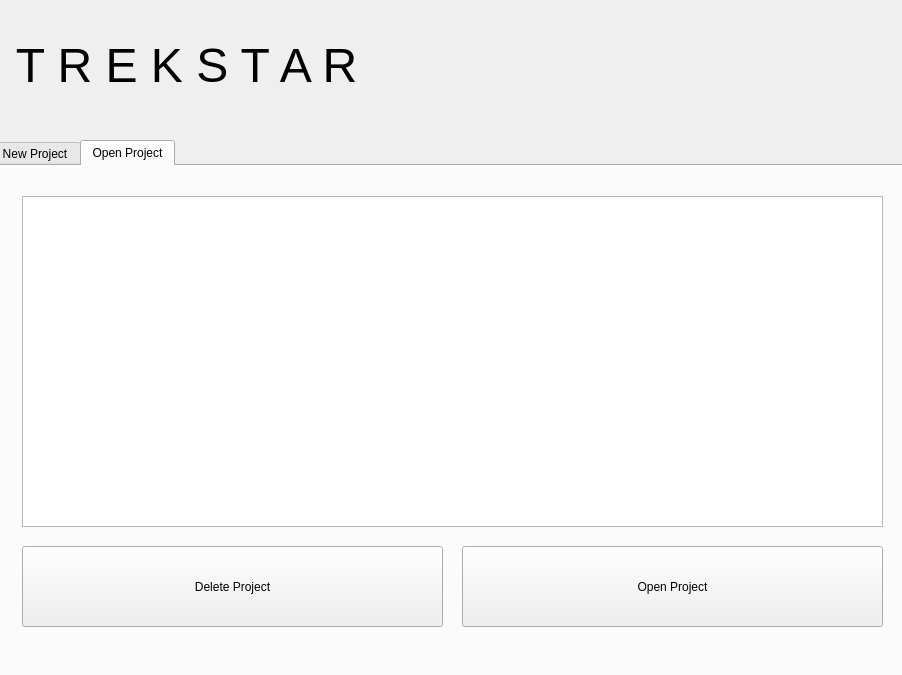
Above: TrekStarApp/forms/mainwindow.ui from EdwinLangley/SDI-TrekStar-Application before the change. Below: the same form after it.
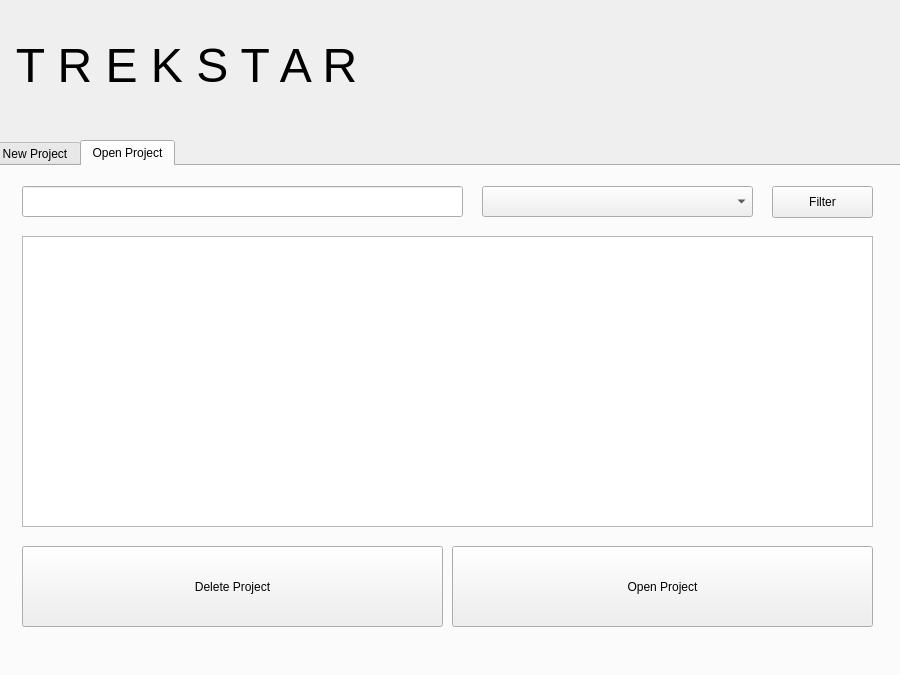
That is the form after the change. The open tabs and pages were chosen to show the change. Icons and pictures are not drawn.

The edit to the form file:
```diff
--- a/TrekStarApp/forms/mainwindow.ui
+++ b/TrekStarApp/forms/mainwindow.ui
@@ -6,7 +6,7 @@
    <rect>
     <x>0</x>
     <y>0</y>
-    <width>902</width>
+    <width>900</width>
     <height>675</height>
    </rect>
   </property>
@@ -356,16 +356,16 @@
       <property name="geometry">
        <rect>
         <x>30</x>
-        <y>30</y>
-        <width>861</width>
-        <height>331</height>
+        <y>70</y>
+        <width>851</width>
+        <height>291</height>
        </rect>
       </property>
      </widget>
      <widget class="QPushButton" name="cmdOpen">
       <property name="geometry">
        <rect>
-        <x>470</x>
+        <x>460</x>
         <y>380</y>
         <width>421</width>
         <height>81</height>
@@ -388,6 +388,39 @@
        <string>Delete Project</string>
       </property>
      </widget>
+     <widget class="QLineEdit" name="txtFilter">
+      <property name="geometry">
+       <rect>
+        <x>30</x>
+        <y>20</y>
+        <width>441</width>
+        <height>31</height>
+       </rect>
+      </property>
+     </widget>
+     <widget class="QComboBox" name="cbFilter">
+      <property name="geometry">
+       <rect>
+        <x>490</x>
+        <y>20</y>
+        <width>271</width>
+        <height>31</height>
+       </rect>
+      </property>
+     </widget>
+     <widget class="QPushButton" name="cmdFilter">
+      <property name="geometry">
+       <rect>
+        <x>780</x>
+        <y>20</y>
+        <width>101</width>
+        <height>32</height>
+       </rect>
+      </property>
+      <property name="text">
+       <string>Filter</string>
+      </property>
+     </widget>
     </widget>
    </widget>
   </widget>
```
